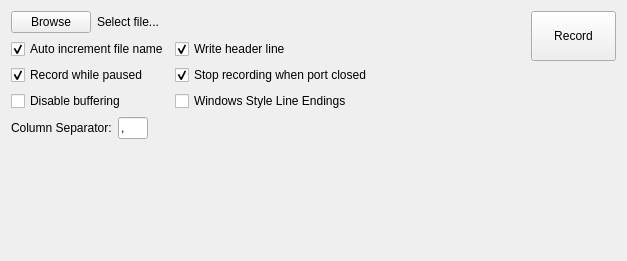
Old version of the form src/recordpanel.ui in the repository AlexanderAmelkin/SerialPlot.
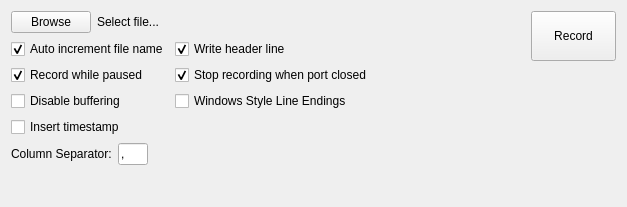
New version of the form.

```diff
--- a/src/recordpanel.ui
+++ b/src/recordpanel.ui
@@ -7,7 +7,7 @@
     <x>0</x>
     <y>0</y>
     <width>627</width>
-    <height>261</height>
+    <height>207</height>
    </rect>
   </property>
   <property name="windowTitle">
@@ -130,6 +130,16 @@
          </property>
         </spacer>
        </item>
+       <item row="4" column="0">
+        <widget class="QCheckBox" name="cbTimestamp">
+         <property name="toolTip">
+          <string>Insert timestamp (milliseconds from epoch) as first column</string>
+         </property>
+         <property name="text">
+          <string>Insert timestamp</string>
+         </property>
+        </widget>
+       </item>
       </layout>
      </item>
      <item>
```
Left out of the diff: 72 changed lines with no effect on the pictures.
